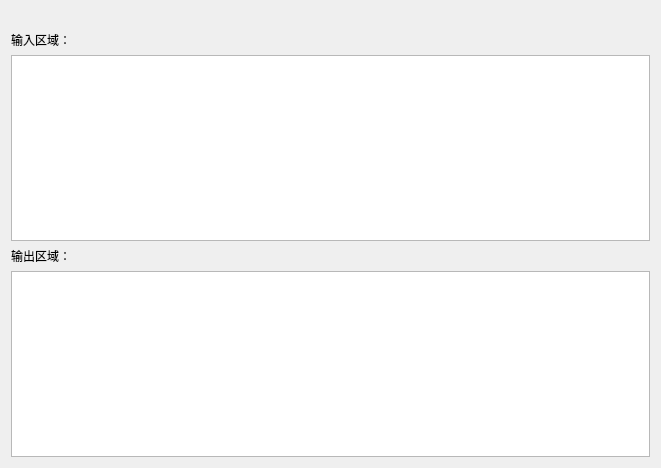
Above: biubiu/mainwindow.ui from AKACiven/Qt before the change. Below: the same form after it.
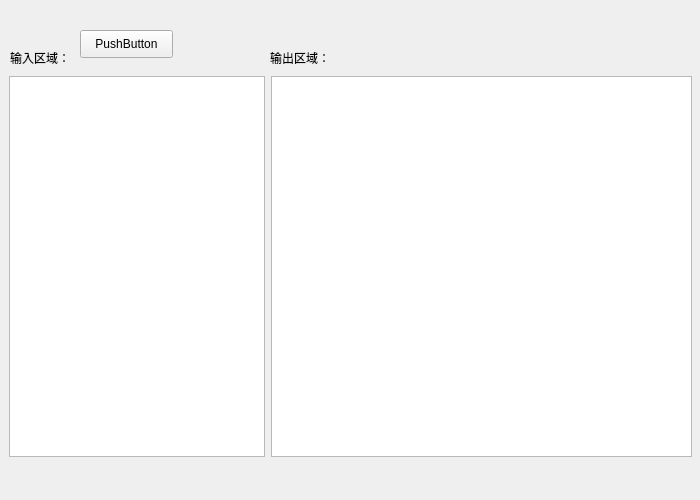
That is the form after the change.

```diff
--- a/biubiu/mainwindow.ui
+++ b/biubiu/mainwindow.ui
@@ -2,33 +2,31 @@
 <ui version="4.0">
  <class>MainWindow</class>
  <widget class="QMainWindow" name="MainWindow">
-  <property name="geometry">
-   <rect>
-    <x>0</x>
-    <y>0</y>
-    <width>661</width>
-    <height>468</height>
-   </rect>
-  </property>
   <property name="minimumSize">
    <size>
-    <width>661</width>
-    <height>468</height>
+    <width>700</width>
+    <height>500</height>
    </size>
   </property>
   <property name="maximumSize">
    <size>
-    <width>661</width>
-    <height>468</height>
+    <width>700</width>
+    <height>500</height>
    </size>
   </property>
   <property name="windowTitle">
    <string>MainWindow</string>
   </property>
   <widget class="QWidget" name="centralWidget">
-   <layout class="QGridLayout" name="gridLayout">
-    <item row="2" column="0">
      <widget class="QTextEdit" name="textEdit">
+    <property name="geometry">
+     <rect>
+      <x>9</x>
+      <y>76</y>
+      <width>256</width>
+      <height>381</height>
+     </rect>
+    </property>
       <property name="minimumSize">
        <size>
         <width>0</width>
@@ -42,23 +40,41 @@
        </size>
       </property>
      </widget>
-    </item>
-    <item row="1" column="0">
      <widget class="QLabel" name="label">
+    <property name="geometry">
+     <rect>
+      <x>10</x>
+      <y>50</y>
+      <width>75</width>
+      <height>16</height>
+     </rect>
+    </property>
       <property name="text">
        <string>输入区域：</string>
       </property>
      </widget>
-    </item>
-    <item row="3" column="0">
      <widget class="QLabel" name="label_2">
+    <property name="geometry">
+     <rect>
+      <x>270</x>
+      <y>50</y>
+      <width>75</width>
+      <height>16</height>
+     </rect>
+    </property>
       <property name="text">
        <string>输出区域：</string>
       </property>
      </widget>
-    </item>
-    <item row="4" column="0">
      <widget class="QTextBrowser" name="textBrowser">
+    <property name="geometry">
+     <rect>
+      <x>271</x>
+      <y>76</y>
+      <width>421</width>
+      <height>381</height>
+     </rect>
+    </property>
       <property name="sizePolicy">
        <sizepolicy hsizetype="Expanding" vsizetype="Expanding">
         <horstretch>66</horstretch>
@@ -78,34 +94,19 @@
        </size>
       </property>
      </widget>
-    </item>
-    <item row="0" column="0">
-     <spacer name="verticalSpacer">
-      <property name="orientation">
-       <enum>Qt::Vertical</enum>
-      </property>
-      <property name="sizeType">
-       <enum>QSizePolicy::Fixed</enum>
-      </property>
-      <property name="sizeHint" stdset="0">
-       <size>
-        <width>20</width>
-        <height>20</height>
-       </size>
-      </property>
-     </spacer>
-    </item>
-   </layout>
-  </widget>
-  <widget class="QMenuBar" name="menuBar">
+   <widget class="QPushButton" name="pushButton">
    <property name="geometry">
     <rect>
-     <x>0</x>
-     <y>0</y>
-     <width>661</width>
-     <height>23</height>
-    </rect>
-   </property>
+      <x>80</x>
+      <y>30</y>
+      <width>93</width>
+      <height>28</height>
+     </rect>
+    </property>
+    <property name="text">
+     <string>PushButton</string>
+    </property>
+   </widget>
   </widget>
  </widget>
  <layoutdefault spacing="6" margin="11"/>
```
Lines whose indentation alone changed are shown as unchanged.
